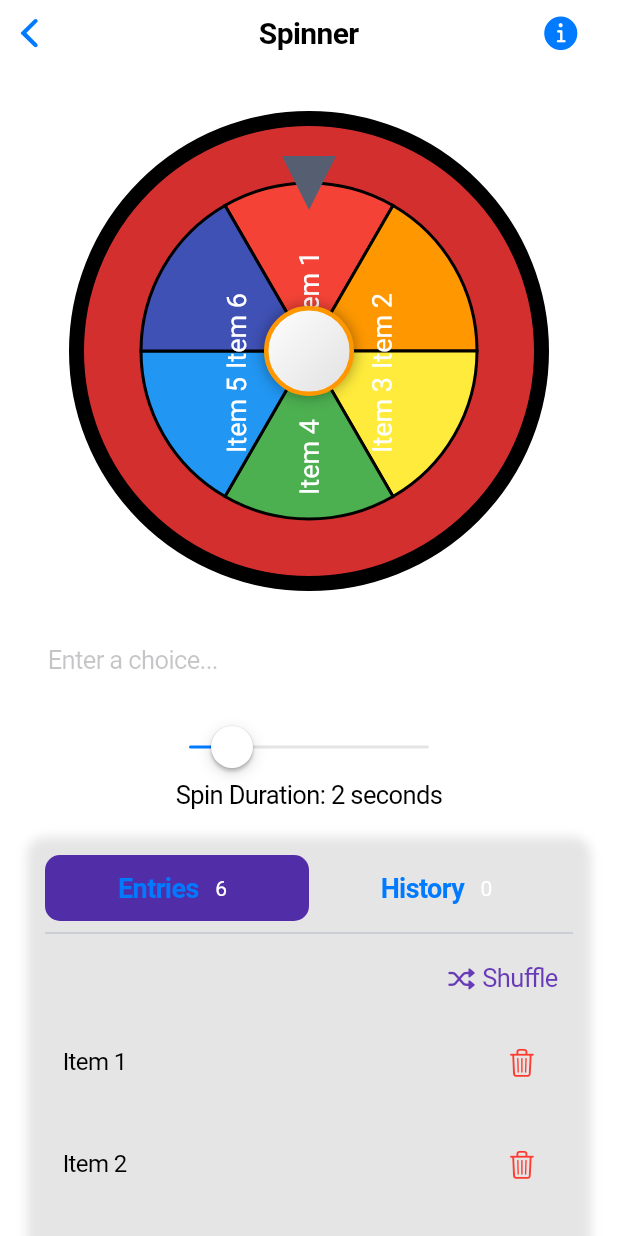
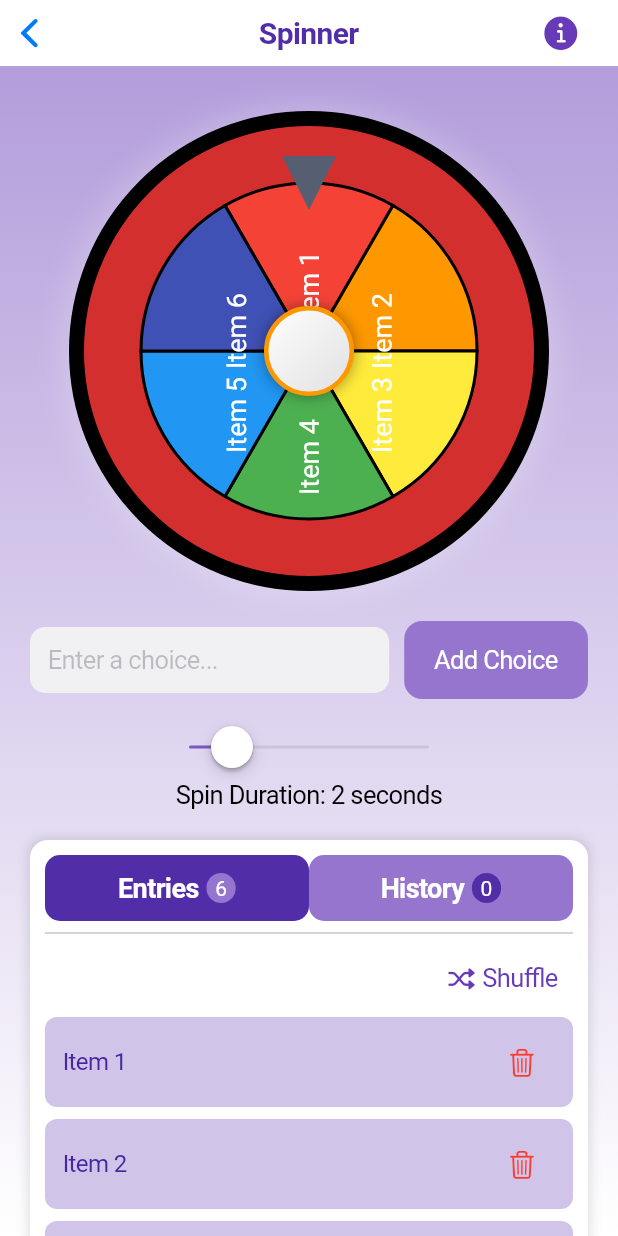
Before and after one commit to beyonce-ama/picker_spinner, a Flutter app: the SpinnerScreen screen opened directly, on a phone screen of 412 x 824 dp. Run offline on Flutter 3.47's test engine with Material 3 defaults, Android fonts, the phone set to English and light mode, and no system bars; drawn by our look-alikes of flutter_fortune_wheel.

Commit message:
theme edit

```diff
--- a/lib/spinner_screen.dart
+++ b/lib/spinner_screen.dart
@@ -106,17 +106,23 @@ class _SpinnerScreenState extends State<SpinnerScreen> {
 
  @override
 Widget build(BuildContext context) {
+  final Brightness brightness = MediaQuery.of(context).platformBrightness;
+  final bool isDarkMode = brightness == Brightness.dark;
+
   return CupertinoPageScaffold(
    navigationBar: CupertinoNavigationBar(
+  backgroundColor: isDarkMode ? Colors.black : Colors.deepPurple.shade100,
   middle: Text(
     "Spinner",
     style: TextStyle(
+    color: isDarkMode ? Colors.deepPurple.shade100 : Colors.deepPurple.shade700,
       fontSize: 20, fontWeight: FontWeight.w600),
   ),
   trailing: CupertinoButton(
     padding: EdgeInsets.zero,
     child: Icon(
       CupertinoIcons.info_circle_fill,
+      color: Colors.deepPurple,
       size: 26,
     ),
     onPressed: () {
@@ -143,6 +149,16 @@ Widget build(BuildContext context) {
   ),
 ),
 
+    child: Container(
+      decoration: BoxDecoration(
+        gradient: LinearGradient(
+          colors: isDarkMode
+              ? [Colors.black, Colors.deepPurple.shade900]
+              : [Colors.deepPurple.shade200, Colors.white],
+          begin: Alignment.topCenter,
+          end: Alignment.bottomCenter,
+        ),
+      ),
       child: SafeArea(
         child: SingleChildScrollView(
           padding: const EdgeInsets.symmetric(horizontal: 20, vertical: 10),
@@ -228,12 +244,14 @@ Widget build(BuildContext context) {
                       placeholder: "Enter a choice...",
                       padding: const EdgeInsets.all(12),
                       decoration: BoxDecoration(
+                        color: isDarkMode ? Colors.deepPurple.shade700 : const Color.fromARGB(255, 241, 240, 242),
                         borderRadius: BorderRadius.circular(10),
                       ),
                     ),
                   ),
                   const SizedBox(width: 10),
                   CupertinoButton(
+                color: Colors.deepPurple.shade300,
                 onPressed: addChoice,
                 child: const Text("Add Choice", style: TextStyle(color: Colors.white)),
               ),
@@ -245,6 +263,7 @@ Widget build(BuildContext context) {
                 min: 1,
                 max: 10,
                 divisions: 9,
+                activeColor: Colors.deepPurple.shade400,
                 onChanged: (value) {
                   setState(() {
                     spinDuration = value.toInt();
@@ -257,6 +276,7 @@ Widget build(BuildContext context) {
                 margin: const EdgeInsets.symmetric(vertical: 10),
                 padding: const EdgeInsets.all(10),
                 decoration: BoxDecoration(
+                  color: isDarkMode ? Colors.deepPurple.shade200 : Colors.white,
                   borderRadius: BorderRadius.circular(12),
                   boxShadow: [
                     BoxShadow(
@@ -287,12 +307,14 @@ Widget build(BuildContext context) {
                                     style: TextStyle(
                                       fontSize: 18,
                                       fontWeight: FontWeight.bold,
+                                      color: showEntries ? Colors.white : Colors.white,
                                     ),
                                   ),
                                   const SizedBox(width: 5),
                                   Container(
                                     padding: const EdgeInsets.symmetric(horizontal: 6, vertical: 2),
                                     decoration: BoxDecoration(
+                                      color: showEntries ? Colors.deepPurple.shade300 : Colors.deepPurple.shade700,
                                       borderRadius: BorderRadius.circular(12),
                                     ),
                                     child: Text(
@@ -312,6 +334,7 @@ Widget build(BuildContext context) {
                             child: CupertinoButton(
                               padding: EdgeInsets.zero,
                               onPressed: () => setState(() => showEntries = false),
+                              color: !showEntries ? Colors.deepPurple.shade700 : Colors.deepPurple.shade300,
                               borderRadius: BorderRadius.circular(10),
                               child: Padding(
                                 padding: const EdgeInsets.symmetric(vertical: 10),
@@ -323,12 +346,14 @@ Widget build(BuildContext context) {
                                       style: TextStyle(
                                         fontSize: 18,
                                         fontWeight: FontWeight.bold,
+                                        color: !showEntries ? Colors.white : Colors.white,
                                       ),
                                     ),
                                     const SizedBox(width: 5),
                                     Container(
                                       padding: const EdgeInsets.symmetric(horizontal: 6, vertical: 2),
                                       decoration: BoxDecoration(
+                                        color: showEntries ? Colors.deepPurple.shade700 : Colors.deepPurple.shade300,
                                         borderRadius: BorderRadius.circular(12),
                                       ),
                                       child: Text(
@@ -369,12 +394,15 @@ Widget build(BuildContext context) {
                           padding: const EdgeInsets.symmetric(vertical: 8, horizontal: 12),
                           margin: const EdgeInsets.symmetric(vertical: 4),
                           decoration: BoxDecoration(
+                            color: isDarkMode ? Colors.deepPurple.shade800 : Colors.deepPurple.shade100,
                             borderRadius: BorderRadius.circular(8),
                           ),
                           child: Row(
                             mainAxisAlignment: MainAxisAlignment.spaceBetween,
                             children: [
                               Text(item, style: TextStyle(fontSize: 16,
+                              color: isDarkMode ? Colors.deepPurple.shade100 : Colors.deepPurple.shade800,
+
                                )),
                               CupertinoButton(
                                 padding: EdgeInsets.zero,
@@ -391,7 +419,7 @@ Widget build(BuildContext context) {
                         children: history.map((item) => Padding(
                           padding: const EdgeInsets.symmetric(vertical: 4),
                           child: Text(item, style: TextStyle(fontSize: 16,
-                          )
+                          color: isDarkMode ? Colors.deepPurple.shade800 : Colors.deepPurple.shade800,)
                           ),
                         )).toList(),
                       ),
```
